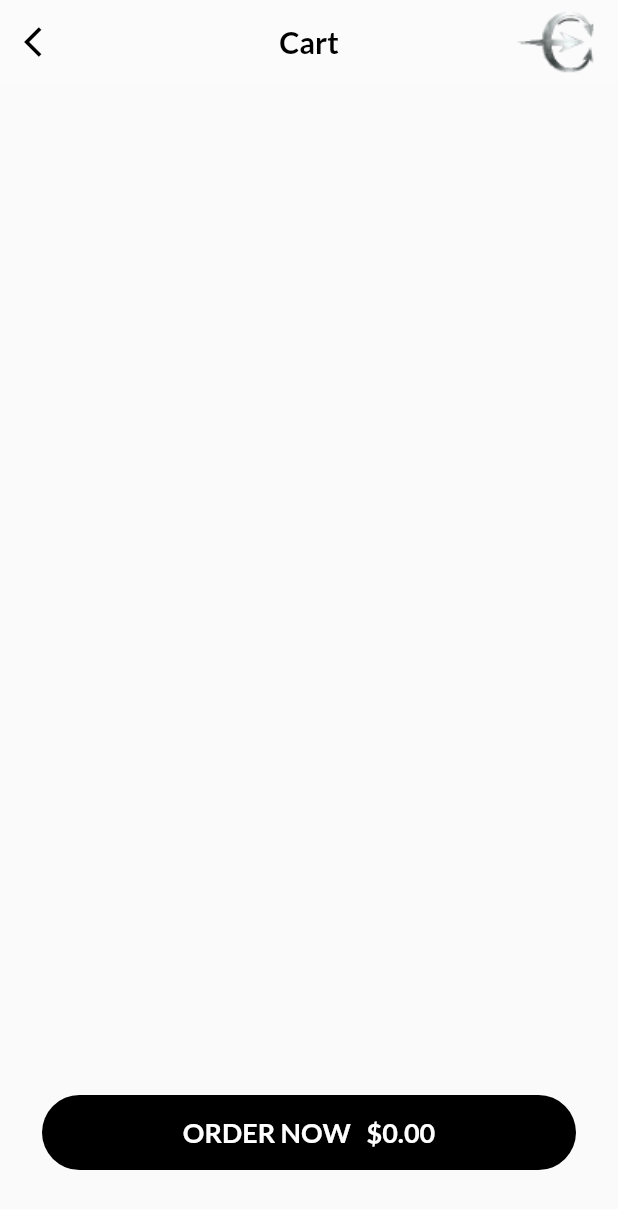
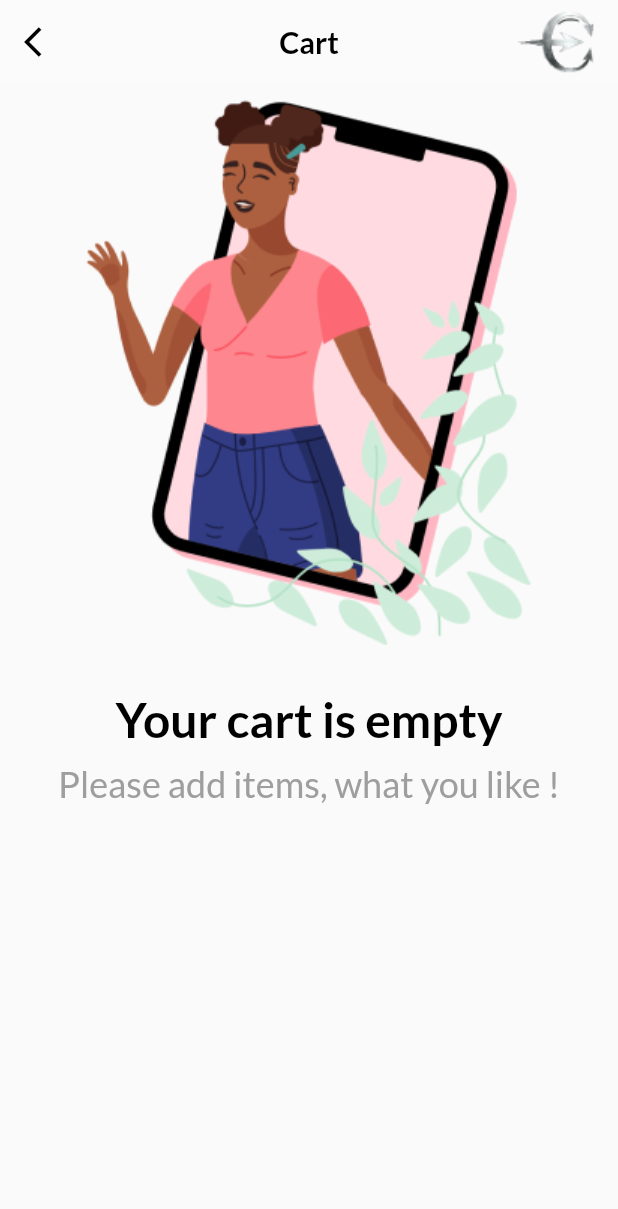
Before and after one commit to TuanKieu20/shop-provider, a Flutter app: the CartScreen screen opened by its route, on a phone screen of 412 x 824 dp. Shown: the top 1209 px of the screen. Run offline on Flutter 3.47's test engine with Material 2 defaults, Android fonts, the phone set to English and light mode, and no system bars; our stand-ins replace badges, carousel_slider, dotted_border, firebase_auth, firebase_core, firebase_storage and 4 more; missing offline and left inert: flutter_facebook_auth; accounts and stored records are empty.

Commit message:
add empty case

```diff
--- a/lib/screens/auth_screen.dart
+++ b/lib/screens/auth_screen.dart
@@ -138,10 +138,7 @@ class AuthScreen extends StatelessWidget {
                     ),
                     const SizedBox(width: 40),
                     InkWell(
-                      onTap: () {
-                        Provider.of<Products>(context, listen: false)
-                            .getAllDataOfCategories();
-                      },
+                      onTap: () {},
                       child: Image.asset('assets/images/Apple Logo.png'),
                     )
                   ],
--- a/lib/screens/cart_screen.dart
+++ b/lib/screens/cart_screen.dart
@@ -43,27 +43,36 @@ class CartScreen extends StatelessWidget {
       body: Column(
         mainAxisAlignment: MainAxisAlignment.start,
         children: [
-          // Card(
-          //   margin: const EdgeInsets.all(15),
-          //   child: Padding(
-          //     padding: const EdgeInsets.all(8.0),
-          //     child: Row(
-          //       mainAxisAlignment: MainAxisAlignment.spaceBetween,
-          //       children: <Widget>[
-          //         const Text("Total", style: TextStyle(fontSize: 20)),
-          //         const Spacer(),
-          //         Chip(
-          //           label: Text("\$${cart.amountCart.toStringAsFixed(2)}"),
-          //           backgroundColor: Colors.purple,
-          //         ),
-          //         OrderButton(cart: cart)
-          //       ],
-          //     ),
-          //   ),
-          // ),
           const SizedBox(height: 10),
           Expanded(
-            child: ListView.builder(
+            child: cart.items.isEmpty
+                ? Column(
+                    children: [
+                      Center(
+                        child: Image.asset(
+                          'assets/images/Women Power Mobile.png',
+                          fit: BoxFit.cover,
+                        ),
+                      ),
+                      const SizedBox(height: 30),
+                      const Text(
+                        'Your cart is empty',
+                        style: TextStyle(
+                            fontSize: 32,
+                            fontWeight: FontWeight.bold,
+                            color: Colors.black),
+                      ),
+                      const SizedBox(height: 10),
+                      const Text(
+                        'Please add items, what you like !',
+                        style: TextStyle(
+                            fontSize: 24,
+                            fontWeight: FontWeight.normal,
+                            color: Colors.grey),
+                      ),
+                    ],
+                  )
+                : ListView.builder(
                     itemCount: cart.items.length,
                     itemBuilder: (ctx, i) => CartItem(
                       id: cart.items.values.toList()[i].id,
@@ -78,7 +87,7 @@ class CartScreen extends StatelessWidget {
         ],
       ),
       floatingActionButtonLocation: FloatingActionButtonLocation.centerFloat,
-      floatingActionButton: OrderButton(cart: cart),
+      floatingActionButton: cart.items.isEmpty ? null : OrderButton(cart: cart),
     );
   }
 }
@@ -133,45 +142,3 @@ class _OrderButtonState extends State<OrderButton> {
     );
   }
 }
-
-// floatingActionButton: GestureDetector(
-//           onTap: () {
-//             Provider.of<Cart>(context, listen: false).addItem(
-//                 loadedProduct.id,
-//                 loadedProduct.title,
-//                 loadedProduct.price,
-//                 loadedProduct.imageUrl);
-//             ScaffoldMessenger.of(context).hideCurrentSnackBar();
-//             ScaffoldMessenger.of(context).showSnackBar(
-//               SnackBar(
-//                 content: const Text(
-//                   "Added item to cart",
-//                 ),
-//                 duration: const Duration(seconds: 2),
-//                 action: SnackBarAction(
-//                   label: "UNDO",
-//                   onPressed: () {
-//                     Provider.of<Cart>(context, listen: false)
-//                         .removeSingleItem(loadedProduct.id);
-//                   },
-//                 ),
-//               ),
-//             );
-//           },
-        //   child: Container(
-        //       margin: const EdgeInsets.symmetric(vertical: 20, horizontal: 20),
-        //       width: double.infinity,
-        //       height: 50,
-        //       alignment: Alignment.center,
-        //       decoration: BoxDecoration(
-        //         borderRadius: BorderRadius.circular(30),
-        //         color: Colors.black,
-        //       ),
-        //       child: const Text(
-        //         'ADD TO CART',
-        //         style: TextStyle(
-        //             fontSize: 18,
-        //             color: Colors.white,
-        //             fontWeight: FontWeight.bold),
-        //       )),
-        // ),
--- a/lib/screens/products_overview_screen.dart
+++ b/lib/screens/products_overview_screen.dart
@@ -77,10 +77,7 @@ class _ProductsOverviewScreenState extends State<ProductsOverviewScreen> {
                   color: Colors.black,
                   size: 26,
                 ),
-                onPressed: () {
-                  Provider.of<Products>(context, listen: false)
-                      .getAllDataOfCategories();
-                },
+                onPressed: () {},
               ),
             ),
             Consumer<Cart>(
```
Also changed, not shown: lib/screens/choose_user_products_screen.dart (+0 -61 lines), lib/screens/order_screen.dart (+33 -6 lines), lib/screens/search_screen.dart (+10 -25 lines). Lines whose indentation alone changed are shown as unchanged.
